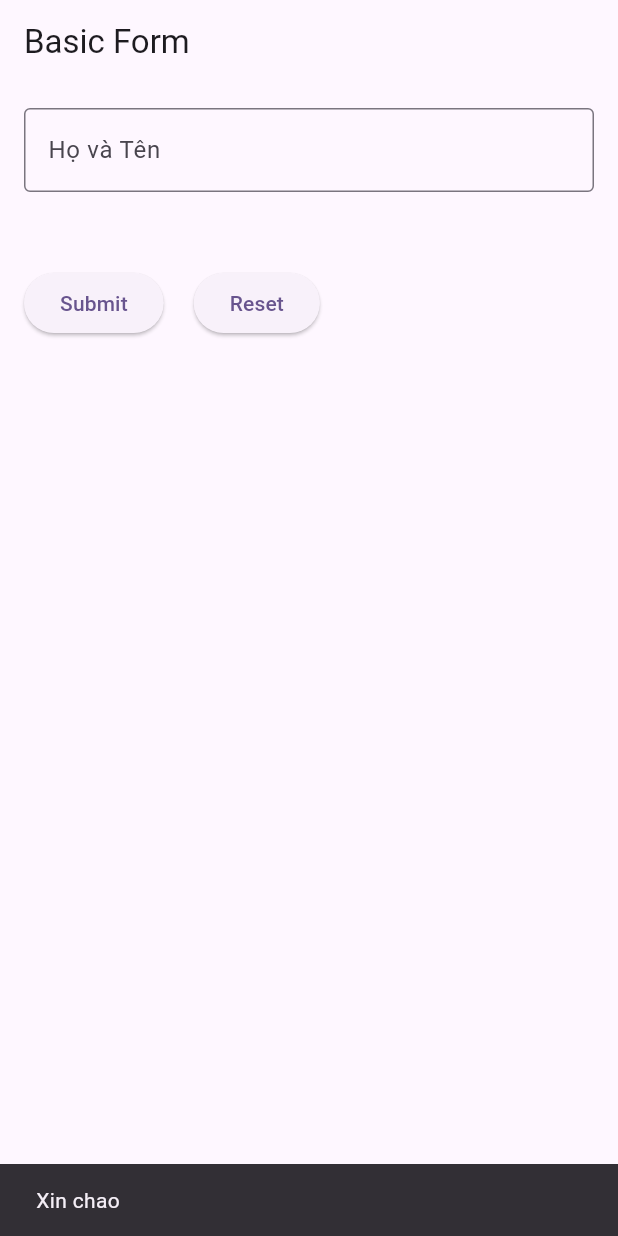
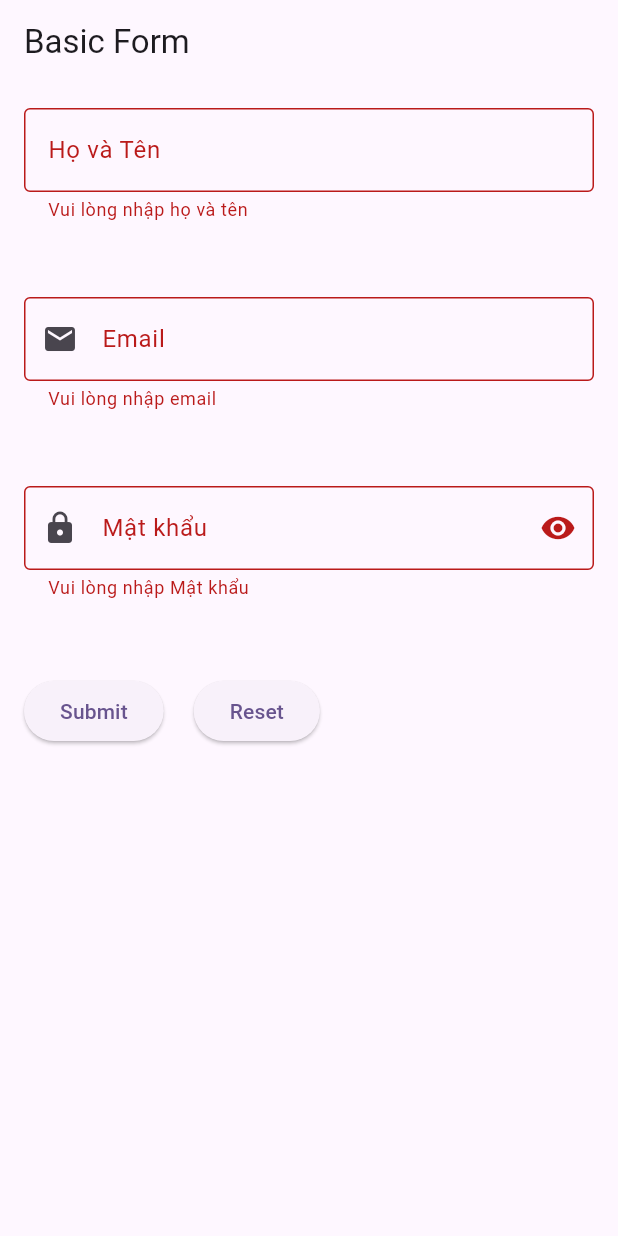
Before and after one commit to thonguyenp/FlutterProgramming, a Flutter app: the screen it shows after launch, after a tap on "Submit", on a phone screen of 412 x 824 dp. Run offline on Flutter 3.47's test engine with Material 3 defaults, Android fonts, the phone set to English and light mode, and no system bars.

Commit message:
Tìm hiểu về TextFormField

```diff
--- a/app_02/lib/main.dart
+++ b/app_02/lib/main.dart
@@ -1,7 +1,7 @@
 import 'package:flutter/material.dart';
 import 'myWidget01/MyScaffold.dart';
 import 'myWidget01/AppBar.dart';
-import 'myWidget02_Form/f1_formBasic.dart';
+import 'myWidget02_Form/f2_form_TextFormField_Validate.dart';
 void main() {
   runApp(const MyApp());
 }
--- /dev/null
+++ b/app_02/lib/myWidget02_Form/f2_form_TextFormField_Validate.dart
@@ -0,0 +1,150 @@
+import 'package:flutter/material.dart';
+
+class FormBasicDemo extends StatefulWidget
+{
+  @override
+  State<StatefulWidget> createState() => _FormBasicDemoState();
+}
+
+class _FormBasicDemoState extends State<FormBasicDemo>
+{
+  // Sử dụng Global key để truy cập form
+  final _formKey = GlobalKey<FormState>();
+  final _fullnameController = TextEditingController();
+  final _emailController = TextEditingController();
+  final _passwordController = TextEditingController();
+  bool _obscurePassword = true;
+
+  String? _name;
+  @override
+  Widget build(BuildContext context) {
+    // TODO: implement build
+    return Scaffold(
+      appBar: AppBar(
+        title: Text("Basic Form"),
+      ),
+
+      body: Padding(
+        padding: EdgeInsetsGeometry.all(16),
+        //Form là widget dùng để quản lí các trường nhập liệu
+        // Key: để truy cập vào trạng thái của Form
+        // validate(): kiểm tra tính hợp lệ của tất cả các trường
+        // save(): gọi hàm onSave của môi trường
+        // reset(): đặt lại giá trị của tất cả các trường
+        child: Form(
+          key: _formKey,
+          child: Column(
+            //TextFormField là phiên bản mở rộng của TextField tích hợp với Form
+            // Validator là hảm kiểm tra tính hợp lệ của dữ liệu
+            // Controller cho phép truy cập và điều khiển giá trị trong TextFormField
+            // obsureText cho phép ẩn văn bản
+            // AutovalidationMode: điều khiển thời điểm Validation được kích hoạt
+            children: [
+              TextFormField(
+                controller: _fullnameController,
+                decoration: InputDecoration(
+                  labelText: "Họ và Tên",
+                  hintText: "Nhập vào họ và tên",
+                  border: OutlineInputBorder(),
+                ),
+                onSaved: (value) {
+                  _name = value;
+                },
+                validator: (value) {
+                  if (value == null || value.isEmpty) //null là không tồn tại, isEmpty là ""
+                  {
+                    return "Vui lòng nhập họ và tên";
+                  }
+                  return null;
+                },
+              ),
+              SizedBox(height: 50,),
+              //Email field
+              TextFormField(
+                controller: _emailController,
+                decoration: InputDecoration(
+                  labelText: "Email",
+                  hintText: "email@gmail.com",
+                  border: OutlineInputBorder(),
+                  prefixIcon: Icon(Icons.email),
+                ),
+                keyboardType: TextInputType.emailAddress,
+                onSaved: (value) {
+                  _name = value;
+                },
+                validator: (value) {
+                  if (value == null || value.isEmpty) //null là không tồn tại, isEmpty là ""
+                  {
+                    return "Vui lòng nhập email";
+                  }
+                  if (!RegExp(r'^[\w.-]+@([\w-]+\.)+[\w-]{2,4}$').hasMatch(value))
+                  {
+                    return "Email không hợp lệ";
+                  }
+                  return null;
+                },
+              ),
+              SizedBox(height: 50,),
+              //Email field
+              TextFormField(
+                controller: _passwordController,
+                decoration: InputDecoration(
+                  labelText: "Mật khẩu",
+                  border: OutlineInputBorder(),
+                  prefixIcon: Icon(Icons.lock),
+                  suffixIcon: IconButton(
+                      onPressed: ()
+                      {
+                        setState(() {
+                          _obscurePassword = !_obscurePassword;
+                        });
+                      },
+                      icon:
+                        _obscurePassword ? Icon(Icons.visibility) : Icon(Icons.visibility_off),
+                  ),
+                ),
+                obscureText: _obscurePassword,
+                onSaved: (value) {
+                  _name = value;
+                },
+                validator: (value) {
+                  if (value == null || value.isEmpty) //null là không tồn tại, isEmpty là ""
+                      {
+                    return "Vui lòng nhập Mật khẩu";
+                  }
+                  if (value.length < 6)
+                  {
+                    return "Mật khẩu phải có ít nhất 6 ký tự";
+                  }
+                  return null;
+                },
+              ),
+
+              SizedBox(height: 50,),
+              Row(
+                children: [
+                  ElevatedButton(onPressed: () {
+                    if (_formKey.currentState!.validate())
+                    {
+                      _formKey.currentState!.save();
+                      ScaffoldMessenger.of(context).showSnackBar(
+                          SnackBar(content: Text("Xin chao $_name"))
+                      );
+                    }
+                  }, child: Text("Submit")),
+                  SizedBox(width: 20,),
+                  ElevatedButton(onPressed: () {
+                    _formKey.currentState!.reset();
+                    setState(() {
+                      _name = null;
+                    });
+                  }, child: Text("Reset")),
+                ],
+              ),
+            ],
+          ),
+        ),
+      ),
+    );
+  }
+}
```
